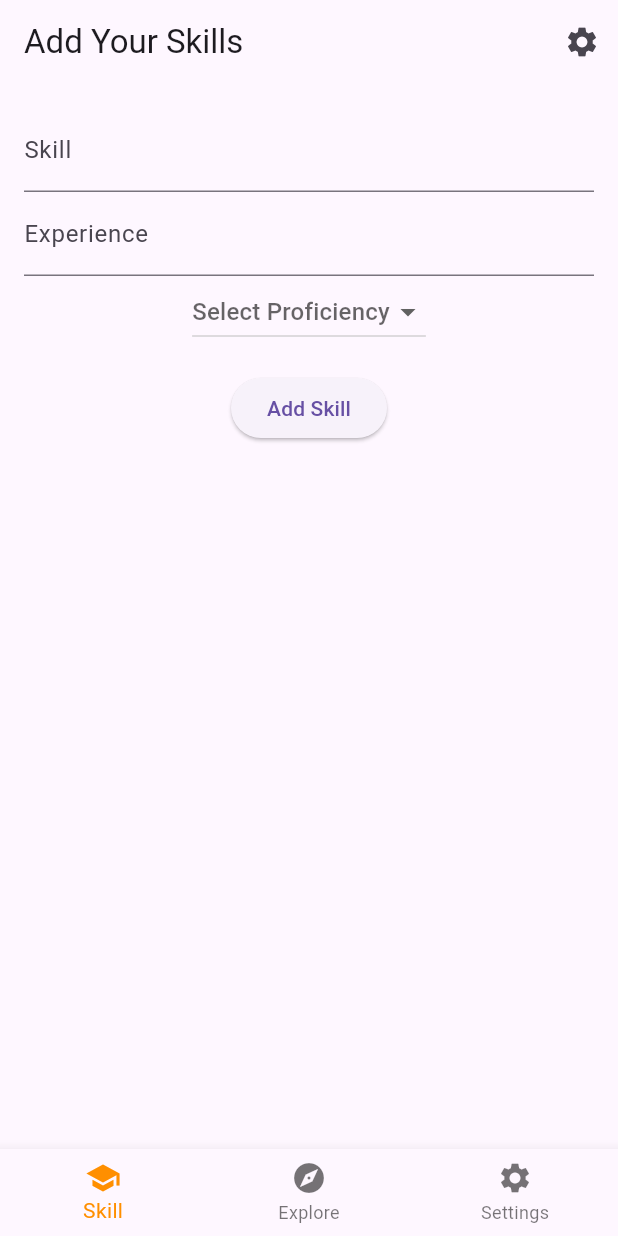
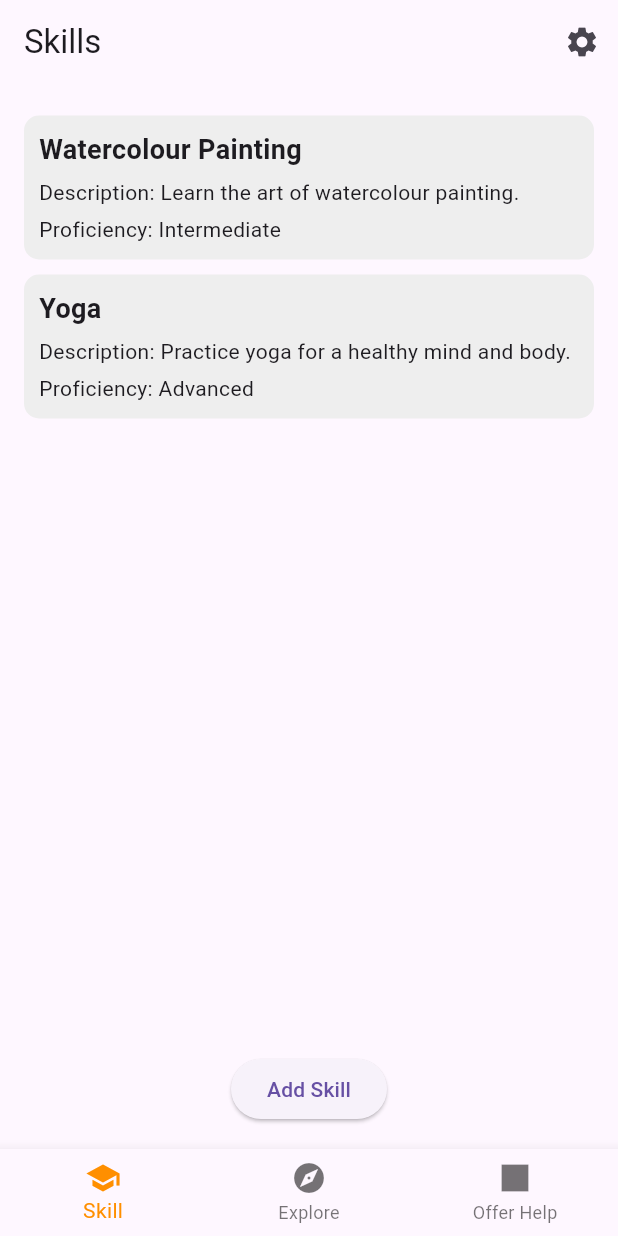
Before and after one commit to aminafayaz/SkillNova, a Flutter app: the screen it shows after launch, on a phone screen of 412 x 824 dp. Run offline on Flutter 3.47's test engine with Material 3 defaults, Android fonts, the phone set to English and light mode, and no system bars; our stand-ins replace firebase_auth, firebase_core; accounts and stored records are empty.

Commit message:
stable code

```diff
--- a/skillnova_frontend/lib/loginpage.dart
+++ b/skillnova_frontend/lib/loginpage.dart
@@ -1,4 +1,5 @@
 import 'package:flutter/material.dart';
+import 'package:skillnova_frontend/authpage.dart';
 import 'package:skillnova_frontend/components/MyButton.dart';
 import 'package:skillnova_frontend/components/MyTextField.dart';
 import'package:firebase_core/firebase_core.dart';
@@ -30,14 +31,15 @@ class _LoginpageState extends State<Loginpage> {
       password: passwordController.text
       );
       Navigator.pop(context);
+      Navigator.pushReplacementNamed(context, '/navigation');
     }on FirebaseAuthException catch (e){
+      Navigator.pop(context);
       if (e.code == 'user-not-found'){
         wrongEmailMessage();
       }else if (e.code == 'wrong-password'){
         wrongPasswordMessage();
       }
     }
-    Navigator.pop(context);
   }
 
 
@@ -88,7 +90,7 @@ class _LoginpageState extends State<Loginpage> {
                 // Username textfield
                 MyTextField(
                   controller: usernameController,
-                  hintText: 'Username',
+                  hintText: 'Email',
                   obscureText: false,
                 ),
                 const SizedBox(height: 10),
--- a/skillnova_frontend/lib/main.dart
+++ b/skillnova_frontend/lib/main.dart
@@ -1,6 +1,7 @@
 import 'package:firebase_core/firebase_core.dart';
 import 'package:flutter/material.dart';
 import 'package:skillnova_frontend/navigation.dart';
+import 'package:skillnova_frontend/loginpage.dart';
 
 void main() async {
   WidgetsFlutterBinding.ensureInitialized();
--- a/skillnova_frontend/lib/navigation.dart
+++ b/skillnova_frontend/lib/navigation.dart
@@ -1,5 +1,6 @@
 import 'package:flutter/material.dart';
 import 'package:skillnova_frontend/explorepage.dart';
+import 'package:skillnova_frontend/help_page.dart';
 import 'package:skillnova_frontend/settings.dart';
 import 'package:skillnova_frontend/skillpage.dart';
 
@@ -16,7 +17,8 @@ class _NavigationPageState extends State<NavigationPage> {
   static List<Widget> _pages = <Widget>[
     SkillPage(),
     ExplorePage(),
-    SettingsPage()
+    // SettingsPage(),
+    HelpPage()
   ];
 
   void _onItemTapped(int index) {
@@ -42,9 +44,13 @@ class _NavigationPageState extends State<NavigationPage> {
             label: 'Explore',
           ),
           BottomNavigationBarItem(
-            icon: Icon(Icons.settings),
-            label: 'Settings',
+            icon: Icon(Icons.square),
+            label: 'Offer Help',
           ),
+          // BottomNavigationBarItem(
+          //   icon: Icon(Icons.settings),
+          //   label: 'Settings',
+          // ),
         ],
         currentIndex: _selectedIndex,
         selectedItemColor: Colors.amber[800],
--- a/skillnova_frontend/lib/skill_detail_page.dart
+++ b/skillnova_frontend/lib/skill_detail_page.dart
@@ -3,8 +3,9 @@ import 'package:flutter/material.dart';
 class SkillDetailPage extends StatelessWidget {
   final String skillName;
   final List<Map<String, String>> users;
+  final Function(String) endChatCallback;
 
-  SkillDetailPage({required this.skillName, required this.users});
+  SkillDetailPage({required this.skillName, required this.users, required this.endChatCallback});
 
   @override
   Widget build(BuildContext context) {
@@ -25,7 +26,11 @@ class SkillDetailPage extends StatelessWidget {
                 Navigator.push(
                   context,
                   MaterialPageRoute(
-                    builder: (context) => ChatPage(userName: user['name']!),
+                    builder: (context) => ChatPage(
+                      userName: user['name']!,
+                      proficiency: user['proficiency']!,
+                      endChatCallback: endChatCallback,
+                    ),
                   ),
                 );
               },
@@ -39,8 +44,10 @@ class SkillDetailPage extends StatelessWidget {
 
 class ChatPage extends StatefulWidget {
   final String userName;
+  final String proficiency;
+  final Function(String) endChatCallback;
 
-  ChatPage({required this.userName});
+  ChatPage({required this.userName, required this.proficiency, required this.endChatCallback});
 
   @override
   _ChatPageState createState() => _ChatPageState();
@@ -60,6 +67,7 @@ class _ChatPageState extends State<ChatPage> {
   }
 
   void _endChat() {
+    widget.endChatCallback(widget.proficiency);
     Navigator.pop(context);
   }
 
--- a/skillnova_frontend/lib/skillpage.dart
+++ b/skillnova_frontend/lib/skillpage.dart
@@ -1,43 +1,93 @@
 import 'package:flutter/material.dart';
 
 class SkillPage extends StatefulWidget {
-  const SkillPage({Key? key}) : super(key: key);
-
   @override
   _SkillPageState createState() => _SkillPageState();
 }
 
 class _SkillPageState extends State<SkillPage> {
+  final List<Map<String, String>> _skills = [
+    {'skill': 'Watercolour Painting', 'description': 'Learn the art of watercolour painting.', 'proficiency': 'Intermediate'},
+    {'skill': 'Yoga', 'description': 'Practice yoga for a healthy mind and body.', 'proficiency': 'Advanced'},
+    // Add more skills here
+  ];
+
   final TextEditingController _skillController = TextEditingController();
-  final TextEditingController _experienceController = TextEditingController();
-  final List<Map<String, String>> _skills = [];
+  final TextEditingController _descriptionController = TextEditingController();
   String? _selectedProficiency;
-  final List<String> _proficiencyOptions = ['Beginner', 'Intermediate', 'Advanced'];
 
   void _addSkill() {
-    final skill = _skillController.text;
-    final experience = _experienceController.text;
-    final proficiency = _selectedProficiency;
-
-    if (skill.isNotEmpty && experience.isNotEmpty && proficiency != null) {
+    if (_skillController.text.isNotEmpty && _descriptionController.text.isNotEmpty && _selectedProficiency != null) {
       setState(() {
         _skills.add({
-          'skill': skill,
-          'experience': experience,
-          'proficiency': proficiency,
+          'skill': _skillController.text,
+          'description': _descriptionController.text,
+          'proficiency': _selectedProficiency!,
         });
         _skillController.clear();
-        _experienceController.clear();
+        _descriptionController.clear();
         _selectedProficiency = null;
       });
+      Navigator.of(context).pop(); // Close the overlay
     }
+  }
+
+  void _showAddSkillOverlay(BuildContext context) {
+    showDialog(
+      context: context,
+      builder: (BuildContext context) {
+        return AlertDialog(
+          title: Text('Add Skill'),
+          content: Column(
+            mainAxisSize: MainAxisSize.min,
+            children: [
+              TextField(
+                controller: _skillController,
+                decoration: InputDecoration(labelText: 'Skill'),
+              ),
+              TextField(
+                controller: _descriptionController,
+                decoration: InputDecoration(labelText: 'Description'),
+              ),
+              DropdownButton<String>(
+                value: _selectedProficiency,
+                hint: Text('Select Proficiency'),
+                items: ['Beginner', 'Intermediate', 'Advanced', 'Expert']
+                    .map((proficiency) => DropdownMenuItem(
+                          value: proficiency,
+                          child: Text(proficiency),
+                        ))
+                    .toList(),
+                onChanged: (value) {
+                  setState(() {
+                    _selectedProficiency = value;
+                  });
+                },
+              ),
+            ],
+          ),
+          actions: [
+            TextButton(
+              onPressed: () {
+                Navigator.of(context).pop(); // Close the overlay
+              },
+              child: Text('Cancel'),
+            ),
+            ElevatedButton(
+              onPressed: _addSkill,
+              child: Text('Add Skill'),
+            ),
+          ],
+        );
+      },
+    );
   }
 
   @override
   Widget build(BuildContext context) {
     return Scaffold(
       appBar: AppBar(
-        title: Text('Add Your Skills'),
+        title: Text('Skills'),
         actions: [
           IconButton(
             icon: Icon(Icons.settings),
@@ -51,46 +101,42 @@ class _SkillPageState extends State<SkillPage> {
         padding: const EdgeInsets.all(16.0),
         child: Column(
           children: [
-            TextField(
-              controller: _skillController,
-              decoration: InputDecoration(labelText: 'Skill'),
-            ),
-            TextField(
-              controller: _experienceController,
-              decoration: InputDecoration(labelText: 'Experience'),
-            ),
-            DropdownButton<String>(
-              value: _selectedProficiency,
-              hint: Text('Select Proficiency'),
-              onChanged: (String? newValue) {
-                setState(() {
-                  _selectedProficiency = newValue;
-                });
-              },
-              items: _proficiencyOptions.map<DropdownMenuItem<String>>((String value) {
-                return DropdownMenuItem<String>(
-                  value: value,
-                  child: Text(value),
-                );
-              }).toList(),
-            ),
-            SizedBox(height: 16),
-            ElevatedButton(
-              onPressed: _addSkill,
-              child: Text('Add Skill'),
-            ),
-            SizedBox(height: 16),
             Expanded(
               child: ListView.builder(
                 itemCount: _skills.length,
                 itemBuilder: (context, index) {
                   final skill = _skills[index];
-                  return ListTile(
-                    title: Text(skill['skill']!),
-                    subtitle: Text('Experience: ${skill['experience']} - Proficiency: ${skill['proficiency']}'),
+                  return Container(
+                    margin: EdgeInsets.symmetric(vertical: 5),
+                    padding: EdgeInsets.all(10),
+                    decoration: BoxDecoration(
+                      color: Colors.grey[200],
+                      borderRadius: BorderRadius.circular(10),
+                    ),
+                    child: Column(
+                      crossAxisAlignment: CrossAxisAlignment.start,
+                      children: [
+                        Text(
+                          skill['skill']!,
+                          style: TextStyle(
+                            fontSize: 18,
+                            fontWeight: FontWeight.bold,
+                          ),
+                        ),
+                        SizedBox(height: 5),
+                        Text('Description: ${skill['description']}'),
+                        SizedBox(height: 5),
+                        Text('Proficiency: ${skill['proficiency']}'),
+                      ],
+                    ),
                   );
                 },
               ),
+            ),
+            SizedBox(height: 16),
+            ElevatedButton(
+              onPressed: () => _showAddSkillOverlay(context),
+              child: Text('Add Skill'),
             ),
           ],
         ),
```
Also changed, not shown: skillnova_frontend/lib/authpage.dart (+11 -13 lines), skillnova_frontend/lib/explorepage.dart (+42 -3 lines), skillnova_frontend/lib/help_page.dart (added, +201 -0 lines), skillnova_frontend/lib/settings.dart (+13 -13 lines).
